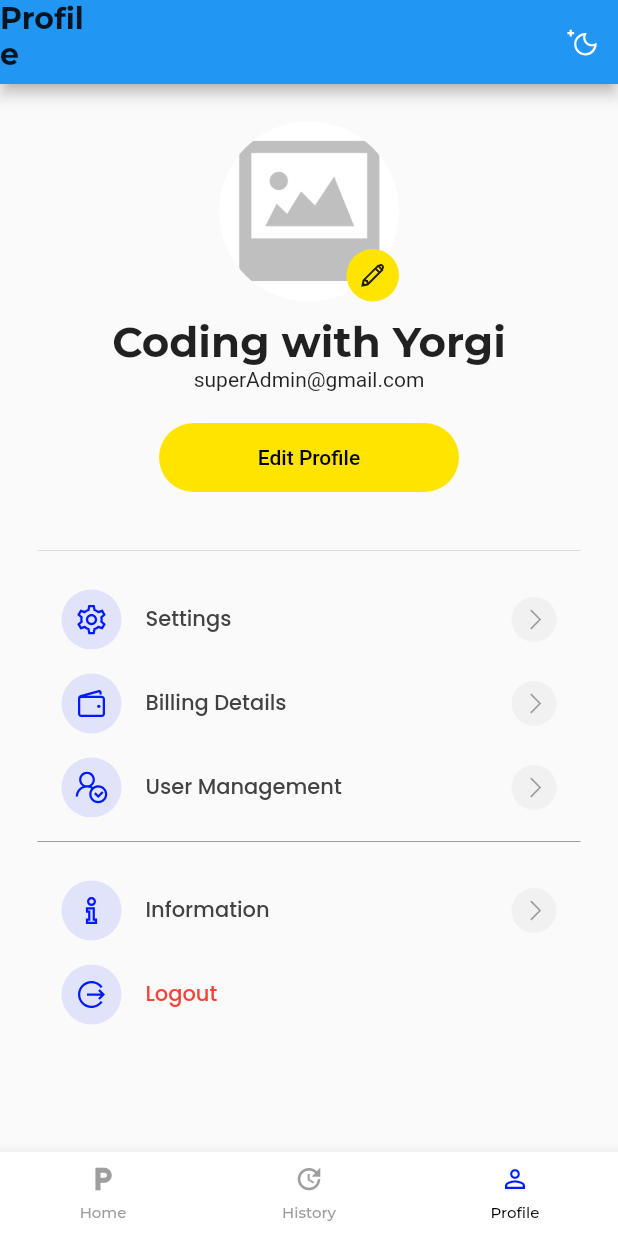
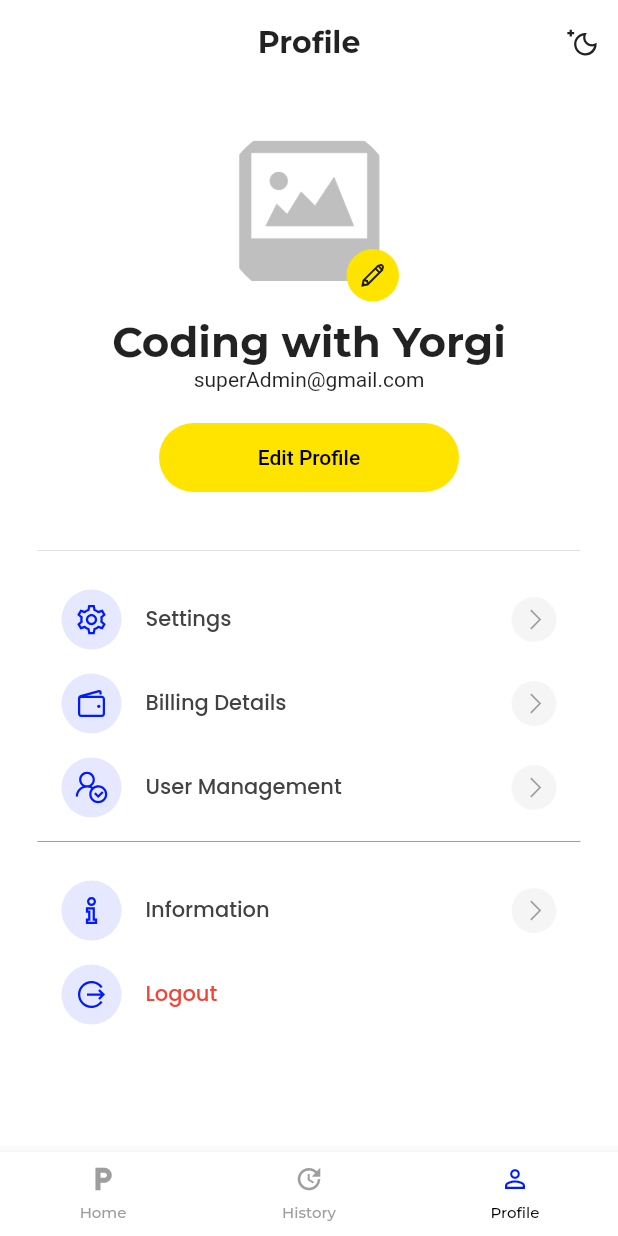
Before and after one commit to YorgiDeSchrijver/Park_app, a Flutter app: the screen it shows once a user with an empty profile is signed in, item 3 of the bottom bar chosen, on a phone screen of 412 x 824 dp. Run offline on Flutter 3.47's test engine with Material 2 defaults, Android fonts, the phone set to English and light mode, and no system bars; our stand-ins replace cloud_firestore, firebase_auth, firebase_core, flutter_otp_text_field, get, google_fonts and 2 more; accounts and stored records are empty.

Commit message:
Update profile

```diff
--- a/lib/src/features/core/screens/Profile/profile_screen.dart
+++ b/lib/src/features/core/screens/Profile/profile_screen.dart
@@ -8,7 +8,6 @@
 import 'package:project/src/features/core/controllers/profile_controller.dart';
 import 'package:project/src/features/core/screens/Profile/update_profile_screen.dart';
 import 'package:project/src/features/core/screens/Profile/widgets/profile_menu_widget.dart';
-import 'package:project/src/repository/authentication_repository/authentication_repository.dart';
 
 class ProfilePage extends StatelessWidget {
   const ProfilePage({super.key});
@@ -19,7 +18,8 @@
     var isDark = MediaQuery.of(context).platformBrightness == Brightness.dark;
     return Scaffold(
       appBar: AppBar(
-        leading: Text(profile, style: Theme.of(context).textTheme.headlineSmall),
+
+        title: Text(profile, style: Theme.of(context).textTheme.headlineSmall, textAlign: TextAlign.center, ),
         actions: [
           IconButton(
             onPressed: () {},
--- a/lib/src/repository/authentication_repository/authentication_repository.dart
+++ b/lib/src/repository/authentication_repository/authentication_repository.dart
@@ -38,9 +38,7 @@
       codeSent: (verificationId, resendToken) {
         this.verificationId.value = verificationId;
       },
-      codeAutoRetrievalTimeout: (verificationId) {
-        this.verificationId.value = verificationId;
-      },
+      codeAutoRetrievalTimeout: (verificationId) {},
       verificationFailed: (e) {
         if (e.code == 'invalid-phone-number') {
           Get.snackbar('Error', "'The provided phone number is not valid");
--- a/lib/src/utils/theme/theme.dart
+++ b/lib/src/utils/theme/theme.dart
@@ -1,4 +1,5 @@
 import 'package:flutter/material.dart';
+import 'package:project/src/utils/theme/widget_themes/app_bar_theme.dart';
 import 'package:project/src/utils/theme/widget_themes/bottom_navigation_bar_theme.dart';
 import 'package:project/src/utils/theme/widget_themes/elevated_button_theme.dart';
 import 'package:project/src/utils/theme/widget_themes/outlined_button_theme.dart';
@@ -8,11 +9,11 @@
 class TAppTheme{
 
   static final lightTheme = ThemeData(
+    scaffoldBackgroundColor: Colors.white,
     primarySwatch: Colors.blue,
     brightness: Brightness.light,
     textTheme: TTextTheme.lightTextTheme,
-    appBarTheme: AppBarTheme(),
-    floatingActionButtonTheme: FloatingActionButtonThemeData(),
+    appBarTheme: TAppBarTheme.lightAppBarTheme,
     elevatedButtonTheme: TElevatedButtonTheme.lightElevatedButtonTheme,
     outlinedButtonTheme: TOutlinedButtonTheme.lightOutlinedButtonTheme,
     inputDecorationTheme: TTextFormFieldTheme.lightInputDecorationTheme,
@@ -20,11 +21,11 @@
   );
 
   static final darkTheme = ThemeData(
+    scaffoldBackgroundColor: Colors.grey.shade900,
     primarySwatch: Colors.blue,
     brightness: Brightness.dark,
     textTheme: TTextTheme.darkTextTheme,
-    appBarTheme: AppBarTheme(),
-    floatingActionButtonTheme: FloatingActionButtonThemeData(),
+    appBarTheme: TAppBarTheme.darkAppBarTheme,
     elevatedButtonTheme: TElevatedButtonTheme.darkElevatedButtonTheme,
     outlinedButtonTheme: TOutlinedButtonTheme.darkOutlinedButtonTheme,
     inputDecorationTheme: TTextFormFieldTheme.darkInputDecorationTheme,
--- /dev/null
+++ b/lib/src/utils/theme/widget_themes/app_bar_theme.dart
@@ -0,0 +1,18 @@
+
+import 'package:flutter/material.dart';
+
+class TAppBarTheme {
+  static final lightAppBarTheme = AppBarTheme(
+    backgroundColor: Colors.white70,
+    actionsIconTheme: IconThemeData(color: Colors.black87),
+    centerTitle: true,
+    elevation: 0,
+  );
+
+  static final darkAppBarTheme = AppBarTheme(
+    backgroundColor: Colors.grey.shade900,
+    actionsIconTheme: IconThemeData(color: Colors.white),
+    centerTitle: true,
+    elevation: 0,
+  );
+}
--- a/lib/src/utils/theme/widget_themes/bottom_navigation_bar_theme.dart
+++ b/lib/src/utils/theme/widget_themes/bottom_navigation_bar_theme.dart
@@ -18,7 +18,7 @@
   );
 
   static final darkBottomNavigationBarTheme = BottomNavigationBarThemeData(
-    backgroundColor: blackColor,
+    backgroundColor: Colors.grey.shade900,
     showSelectedLabels: true,
     showUnselectedLabels: true,
     selectedItemColor: whiteColor,
--- a/pubspec.yaml
+++ b/pubspec.yaml
@@ -48,6 +48,7 @@
   flutter_otp_text_field: ^1.1.0+2
   flutter_snake_navigationbar: ^0.6.1
   line_awesome_flutter: ^2.0.0
+  provider: ^6.0.5
 
 
 dev_dependencies:
```
Also changed, not shown: lib/src/features/core/controllers/profile_controller.dart (+5 -2 lines), lib/src/repository/user_repository/user_repository.dart (+6 -1 lines), pubspec.lock.
